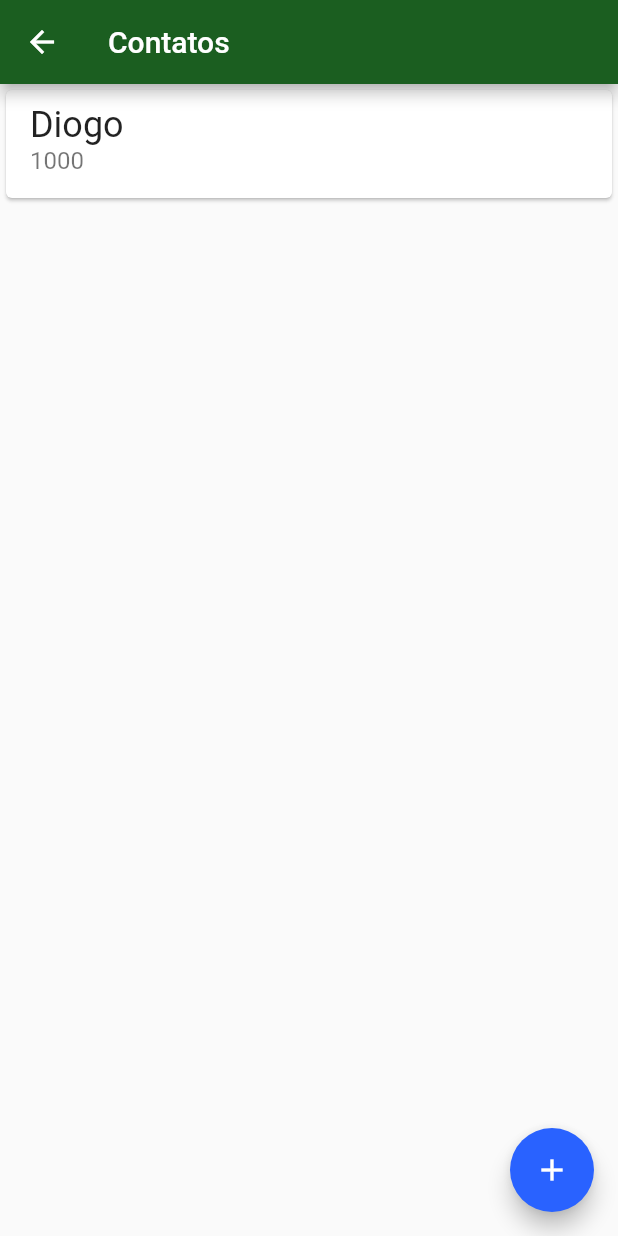
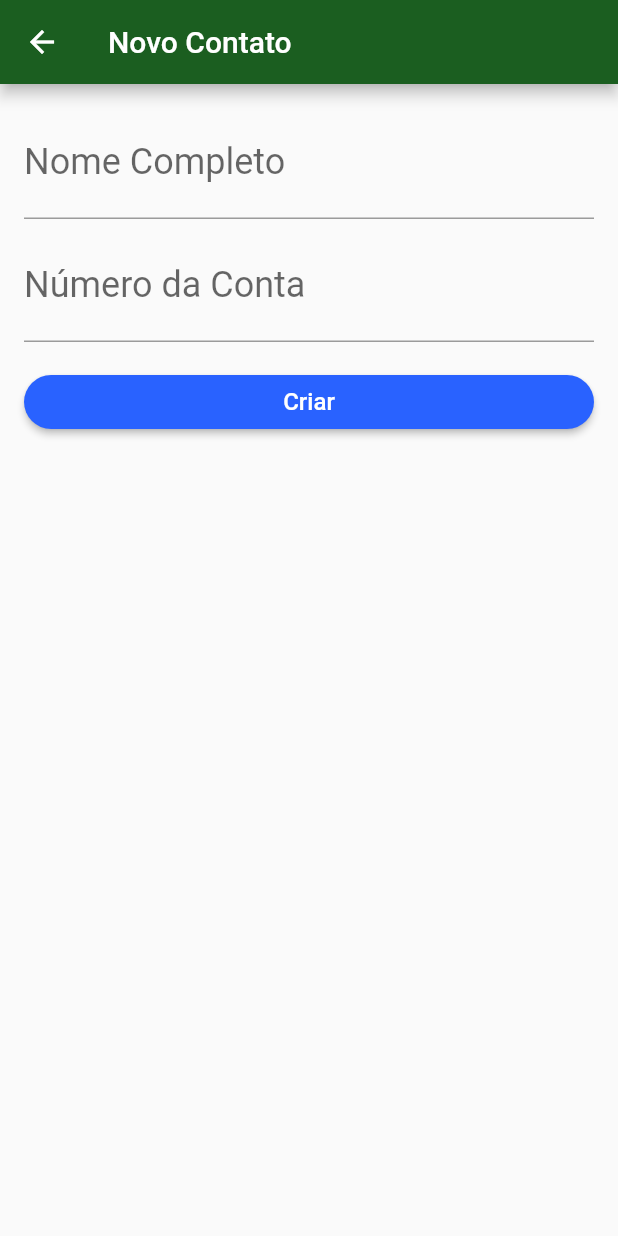
Before and after one commit to SirDiLouis/BytebankAlura, a Flutter app: the ContactsList screen opened directly, after a tap on the "add" icon, on a phone screen of 412 x 824 dp. Run offline on Flutter 3.47's test engine with Material 2 defaults, Android fonts, the phone set to English and light mode, and no system bars.

Commit message:
implementação de animação no navegator para a contacts_list

```diff
--- a/lib/main.dart
+++ b/lib/main.dart
@@ -1,4 +1,4 @@
-import 'package:bytebank/screens/contacts_list.dart';
+import 'package:bytebank/screens/contact_form.dart';
 import 'package:bytebank/screens/dashboard.dart';
 import 'package:flutter/cupertino.dart';
 import 'package:flutter/material.dart';
--- /dev/null
+++ b/lib/screens/contact_form.dart
@@ -0,0 +1,61 @@
+import 'package:flutter/material.dart';
+
+class ContactForm extends StatelessWidget {
+  @override
+  Widget build(BuildContext context) {
+    return Scaffold(
+      appBar: AppBar(
+        title: Text('Novo Contato'),
+      ),
+      body: Padding(
+        padding: const EdgeInsets.all(16.0),
+        child: Column(
+          children: [
+            TextField(
+              decoration: InputDecoration(
+                labelText: 'Nome Completo',
+              ),
+              style: TextStyle(
+                fontSize: 24.0,
+              ),
+            ),
+            Padding(
+              padding: const EdgeInsets.only(
+                top: 8.0,
+              ),
+              child: TextField(
+                decoration: InputDecoration(
+                  labelText: 'Número da Conta',
+                ),
+                style: TextStyle(
+                  fontSize: 24.0,
+                ),
+                keyboardType: TextInputType.number,
+              ),
+            ),
+            Padding(
+              padding: const EdgeInsets.only(
+                top: 16.0,
+              ),
+              child: SizedBox(
+                width: double.maxFinite,
+                child: RaisedButton(
+                  shape: RoundedRectangleBorder(
+                    borderRadius: BorderRadius.circular(20),
+                  ),
+                  child: Text(
+                    'Criar',
+                    style: TextStyle(
+                      fontSize: 16,
+                    ),
+                  ),
+                  onPressed: () {},
+                ),
+              ),
+            ),
+          ],
+        ),
+      ),
+    );
+  }
+}
--- a/lib/screens/contacts_list.dart
+++ b/lib/screens/contacts_list.dart
@@ -1,3 +1,4 @@
+import 'package:bytebank/screens/contact_form.dart';
 import 'package:flutter/material.dart';
 
 class ContactsList extends StatelessWidget {
@@ -28,7 +29,9 @@ class ContactsList extends StatelessWidget {
         ],
       ),
       floatingActionButton: FloatingActionButton(
-        onPressed: () {},
+        onPressed: () {
+          Navigator.of(context).push(_createRoute());
+        },
         child: Icon(
           Icons.add,
         ),
@@ -36,3 +39,21 @@ class ContactsList extends StatelessWidget {
     );
   }
 }
+
+Route _createRoute() {
+  return PageRouteBuilder(
+    pageBuilder: (context, animation, secondaryAnimation) => ContactForm(),
+    transitionsBuilder: (context, animation, secondaryAnimation, child) {
+      var begin = Offset(2.0, 0.0);
+      var end = Offset.zero;
+      var curve = Curves.ease;
+
+      var tween = Tween(begin: begin, end: end).chain(CurveTween(curve: curve));
+
+      return SlideTransition(
+        position: animation.drive(tween),
+        child: child,
+      );
+    },
+  );
+}
```
